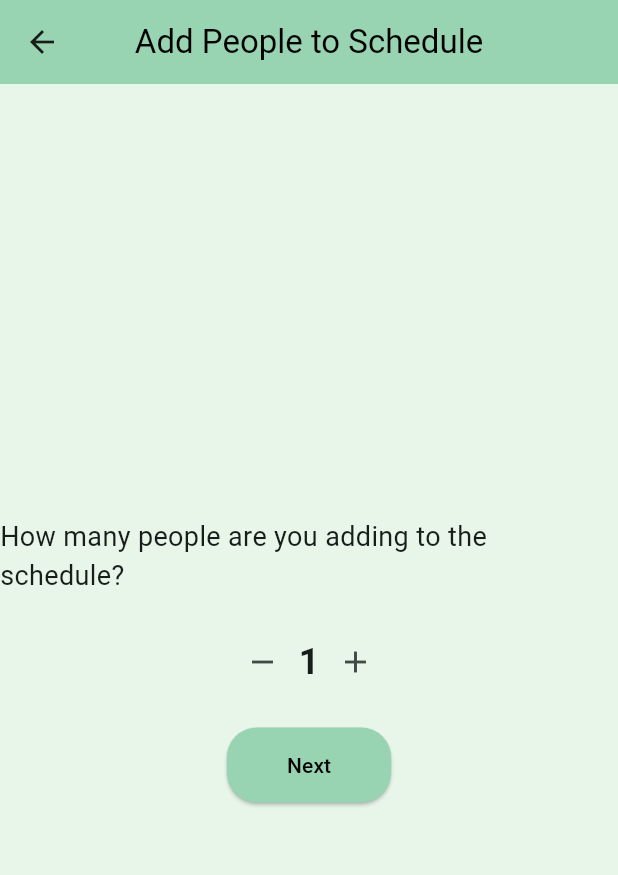
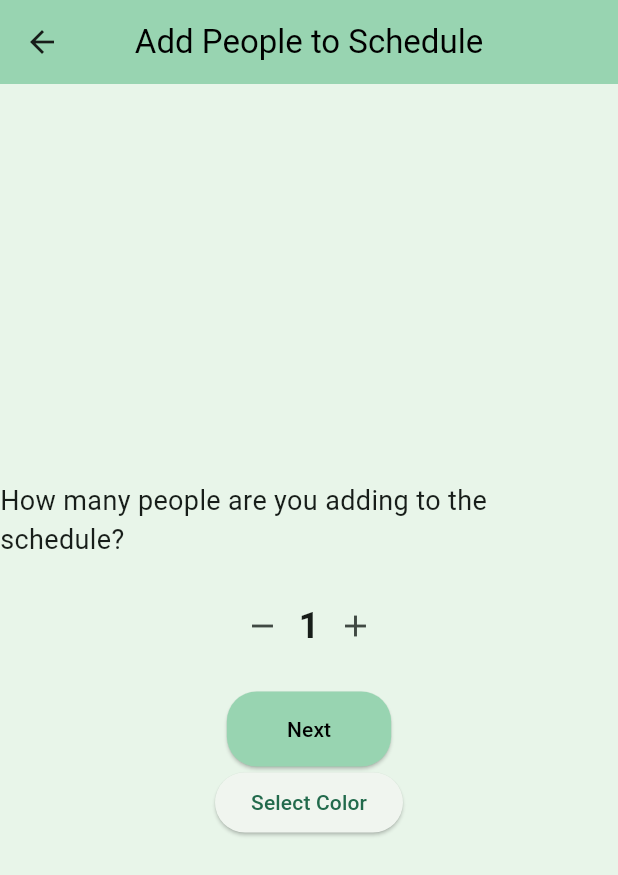
Before and after one commit to eemont/Planify, a Flutter app: the AddPeoplePage screen opened directly, on a phone screen of 412 x 824 dp. Shown: the top 875 px of the screen. Run offline on Flutter 3.47's test engine with Material 3 defaults, Android fonts, the phone set to English and light mode, and no system bars; our stand-ins replace firebase_auth, firebase_core, flutter_colorpicker; accounts and stored records are empty.

Commit message:
Color picker incomplete

```diff
--- a/lib/main.dart
+++ b/lib/main.dart
@@ -2,6 +2,8 @@ import 'package:flutter/material.dart';
 import 'package:firebase_core/firebase_core.dart';
 import 'package:firebase_auth/firebase_auth.dart';
 import 'firebase_options.dart';
+import 'package:flutter_colorpicker/flutter_colorpicker.dart';
+
 
 void main() async {
   WidgetsFlutterBinding.ensureInitialized();
@@ -574,6 +576,7 @@ class AddPeoplePage extends StatefulWidget {
 
 class _AddPeoplePageState extends State<AddPeoplePage> {
   int numberOfPeople = 1;
+  Color selectedColor = Colors.red;
 
   void increment() {
     setState(() {
@@ -584,6 +587,17 @@ class _AddPeoplePageState extends State<AddPeoplePage> {
   void decrement() {
     setState(() {
       if (numberOfPeople > 1) numberOfPeople--;
+    });
+  }
+/*
+  void changeColor(Color color) {
+    setState(() => pickerColor = color);
+  }
+*/
+
+  void handleColorChanged(Color color) {
+    setState(() {
+      selectedColor = color;
     });
   }
 
@@ -647,11 +661,57 @@ class _AddPeoplePageState extends State<AddPeoplePage> {
               ),
               child: const Text('Next'),
             ),
+
+            //***************************************Experimental Color Picker
+
+            ElevatedButton(
+              onPressed: () => _dialogBuilder(context),
+              child: const Text('Select Color'),
+            ),
+
+            /*BlockPicker(
+              pickerColor: Colors.red,
+              onColorChanged: (Color color) {
+                print(color);
+              },
+            )*/
+
+
+            //***************************************Experimental Color Picker End
+
           ],
         ),
       ),
     );
   }
+    Future<void> _dialogBuilder(BuildContext context) {
+      return showDialog(
+        context: context,
+        builder: (BuildContext context) {
+          return AlertDialog(
+            title: const Text('Select Color'),
+            content: BlockPicker(
+              pickerColor: selectedColor,
+              onColorChanged: (Color color) {
+                print(color);
+                selectedColor = color;
+              },
+            ),
+            actions: <Widget>[
+              TextButton(
+                style: TextButton.styleFrom(
+                  textStyle: Theme.of(context).textTheme.labelLarge,
+                ),
+                child: const Text('Select'),
+                onPressed: () {
+                  Navigator.of(context).pop();
+                },
+              )
+            ],
+          );
+        }
+      );
+    }
 }
 
 // --------------------------------------------------------- Time Frame Page ---------------------------------------------------------
--- a/pubspec.yaml
+++ b/pubspec.yaml
@@ -38,6 +38,7 @@ dependencies:
   cloud_firestore: ^5.4.4
   github_sign_in_plus: ^0.0.2
   firebase_auth: ^5.3.1
+  flutter_colorpicker: ^1.1.0
 
 
 dev_dependencies:
```
Also changed, not shown: pubspec.lock.
